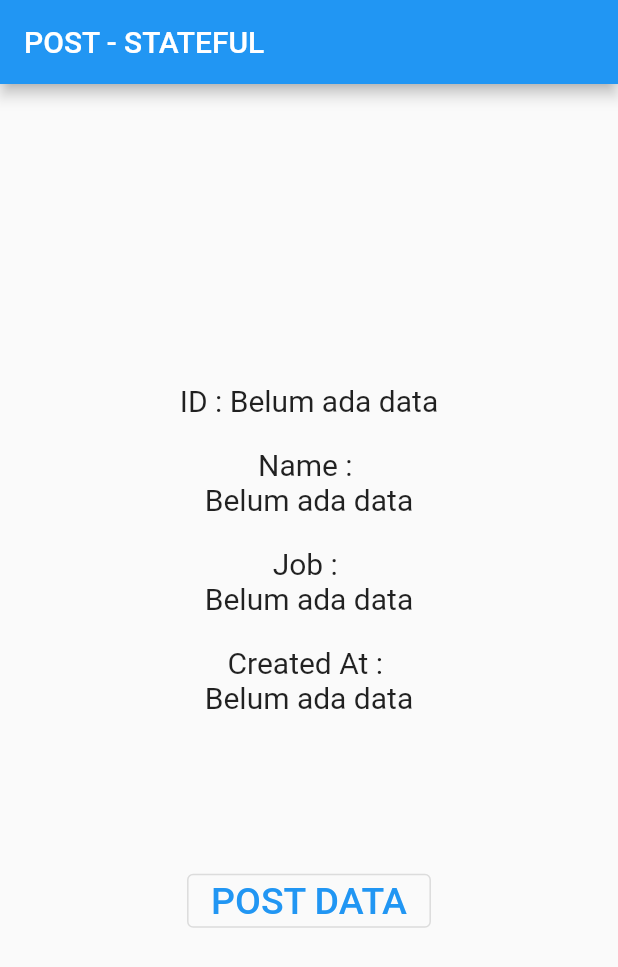
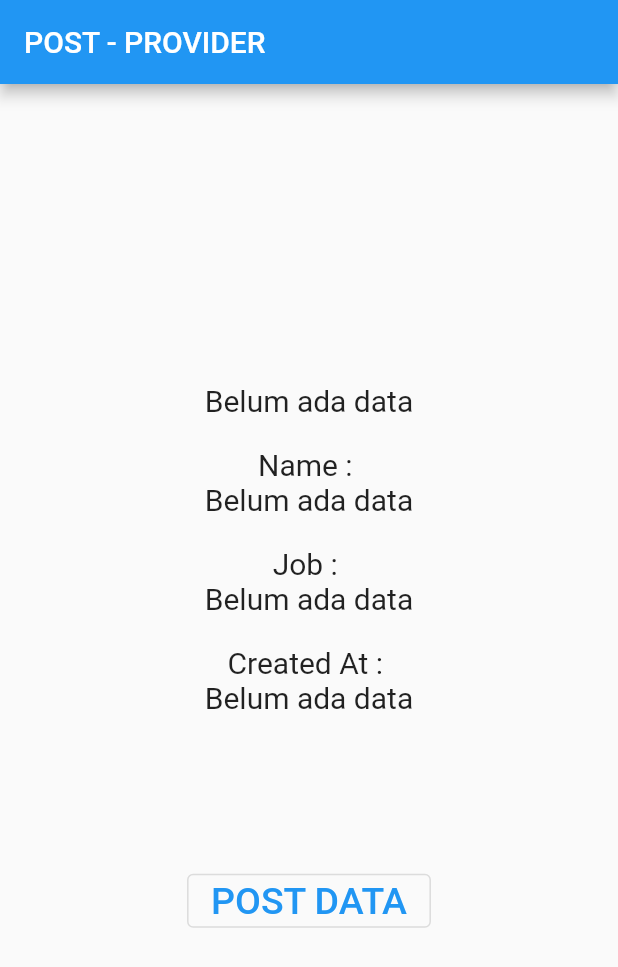
Before and after one commit to azrinurvani/Flutter-Basic-33---Http-Request, a Flutter app: the screen it shows after launch, after a tap on "POST DATA", on a phone screen of 412 x 824 dp. Shown: the top 967 px of the screen. Run offline on Flutter 3.47's test engine with Material 2 defaults, Android fonts, the light colour scheme and no system bars; network calls fail.

Commit message:
HTTP Request using Provider

```diff
--- a/lib/main.dart
+++ b/lib/main.dart
@@ -1,10 +1,10 @@
 import 'package:flutter/material.dart';
-// import 'package:provider/provider.dart';
+import 'package:provider/provider.dart';
 
-// import './models/http_provider.dart';
+import './models/http_provider.dart';
 
 import './pages/home_stateful.dart';
-// import './pages/home_provider.dart';
+import './pages/home_provider.dart';
 
 void main() {
   runApp(MyApp());
@@ -15,11 +15,12 @@ class MyApp extends StatelessWidget {
   Widget build(BuildContext context) {
     return MaterialApp(
       debugShowCheckedModeBanner: false,
-      home: HomeStateful(),
-      // home: ChangeNotifierProvider(
-      //   create: (context) => HttpProvider(),
-      //   child: HomeProvider(),
-      // ),
+      // home: HomeStateful(),
+      //TODO 4 - Ubah Home Menggunakan Provider
+      home: ChangeNotifierProvider(
+        create: (context) => HttpProvider(),
+        child: HomeProvider(),
+      ),
     );
   }
 }
--- a/lib/models/http_provider.dart
+++ b/lib/models/http_provider.dart
@@ -1,3 +1,26 @@
 import 'package:flutter/material.dart';
+import 'package:http/http.dart' as http;
+import 'dart:convert';
 
-class HttpProvider with ChangeNotifier {}
+//TODO 3 - Buat class HttpProvider
+class HttpProvider with ChangeNotifier {
+  Map<String, dynamic> _data = {};
+  Map<String, dynamic> get data => _data;
+
+  int get jumlahData => _data.length;
+
+  void connectAPI(String name, String job) async {
+    Uri url = Uri.parse("https://reqres.in/api/users");
+
+    var hasilResponse = await http.post(
+      url,
+      body: {
+        "name": name,
+        "job": job,
+      },
+    );
+
+    _data = json.decode(hasilResponse.body);
+    notifyListeners();
+  }
+}
--- a/lib/pages/home_provider.dart
+++ b/lib/pages/home_provider.dart
@@ -1,11 +1,15 @@
 import 'package:flutter/material.dart';
+import 'package:flutter_basic_33_http_request/models/http_provider.dart';
+import 'package:provider/provider.dart';
 
 class HomeProvider extends StatelessWidget {
   @override
   Widget build(BuildContext context) {
+    //TODO 5 - Buat variable untuk data provider
+    final dataProvider = Provider.of<HttpProvider>(context, listen: false);
     return Scaffold(
       appBar: AppBar(
-        title: Text("POST - PROVIDER"),
+        title: const Text("POST - PROVIDER"),
       ),
       body: Container(
         width: double.infinity,
@@ -14,46 +18,82 @@ class HomeProvider extends StatelessWidget {
           mainAxisAlignment: MainAxisAlignment.center,
           children: [
             FittedBox(
+              //TODO 7 - Gunakan Consumer buat panggil data yang telah di POST
+              child: Consumer<HttpProvider>(
+                builder: (context, value, child) {
+                  return Text(
+                    (value.data["id"] == null)
+                        ? "Belum ada data"
+                        : "ID : ${value.data["id"]}",
+                    style: const TextStyle(fontSize: 20),
+                  );
+                },
+              ),
+            ),
+            const SizedBox(height: 20),
+            const FittedBox(
               child: Text(
-                "ID : Belum ada data",
+                "Name : ",
                 style: TextStyle(fontSize: 20),
               ),
             ),
-            SizedBox(height: 20),
-            FittedBox(child: Text("Name : ", style: TextStyle(fontSize: 20))),
             FittedBox(
-              child: Text(
-                "Belum ada data",
-                style: TextStyle(
-                  fontSize: 20,
-                ),
+              child: Consumer<HttpProvider>(
+                builder: (context, value, child) {
+                  return Text(
+                    (value.data["name"] == null)
+                        ? "Belum ada data"
+                        : "${value.data["name"]}",
+                    style: const TextStyle(fontSize: 20),
+                  );
+                },
               ),
             ),
-            SizedBox(height: 20),
-            FittedBox(child: Text("Job : ", style: TextStyle(fontSize: 20))),
-            FittedBox(
+            const SizedBox(height: 20),
+            const FittedBox(
               child: Text(
-                "Belum ada data",
-                style: TextStyle(
-                  fontSize: 20,
-                ),
+                "Job : ",
+                style: TextStyle(fontSize: 20),
               ),
             ),
-            SizedBox(height: 20),
             FittedBox(
-                child: Text("Created At : ", style: TextStyle(fontSize: 20))),
-            FittedBox(
-              child: Text(
-                "Belum ada data",
-                style: TextStyle(
-                  fontSize: 20,
-                ),
+              child: Consumer<HttpProvider>(
+                builder: (context, value, child) {
+                  return Text(
+                    (value.data["job"] == null)
+                        ? "Belum ada data"
+                        : "${value.data["job"]}",
+                    style: const TextStyle(fontSize: 20),
+                  );
+                },
               ),
             ),
-            SizedBox(height: 100),
+            const SizedBox(height: 20),
+            const FittedBox(
+              child: Text(
+                "Created At : ",
+                style: TextStyle(fontSize: 20),
+              ),
+            ),
+            FittedBox(
+              child: Consumer<HttpProvider>(
+                builder: (context, value, child) {
+                  return Text(
+                    (value.data["createdAt"] == null)
+                        ? "Belum ada data"
+                        : "${value.data["createdAt"]}",
+                    style: const TextStyle(fontSize: 20),
+                  );
+                },
+              ),
+            ),
+            const SizedBox(height: 100),
             OutlinedButton(
-              onPressed: () {},
-              child: Text(
+              onPressed: () {
+                //TODO 6 - Panggil method connectAPI untuk action POST DATA ke server
+                dataProvider.connectAPI("Jhonny Sins", "Doctor");
+              },
+              child: const Text(
                 "POST DATA",
                 style: TextStyle(
                   fontSize: 25,
```
